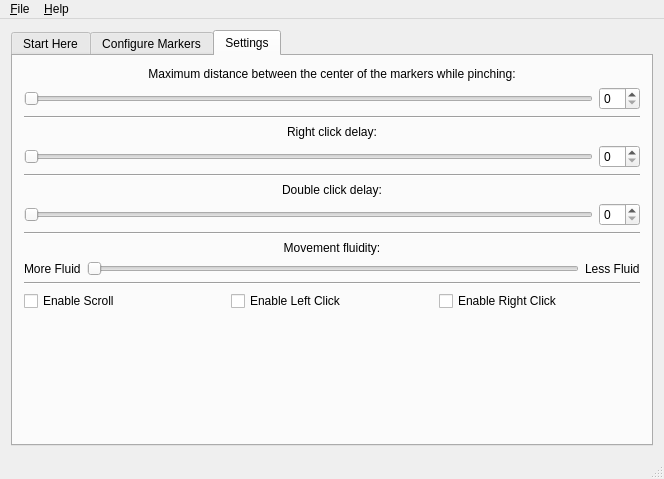
Old version of the form src/ishara.ui in the repository saikatbsk/Ishara.
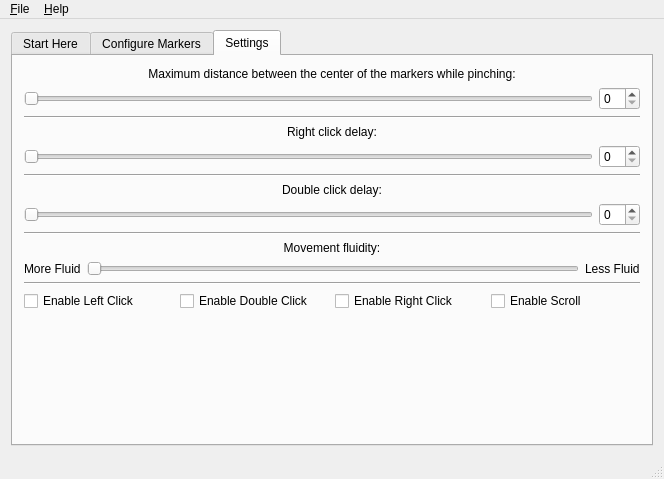
New version of the form. The open tabs and pages were chosen to show the change. Icons and pictures are not drawn.

Diff of the .ui file:
```diff
--- a/src/ishara.ui
+++ b/src/ishara.ui
@@ -691,7 +691,7 @@
         </item>
         <item row="8" column="0">
          <layout class="QGridLayout" name="gridLayout_16">
-          <item row="0" column="2">
+          <item row="0" column="3">
            <widget class="QCheckBox" name="chkEnableRightClick">
             <property name="text">
              <string>Enable Right Click</string>
@@ -705,13 +705,20 @@
             </property>
            </widget>
           </item>
-          <item row="0" column="0">
+          <item row="0" column="4">
            <widget class="QCheckBox" name="chkEnableScroll">
             <property name="text">
              <string>Enable Scroll</string>
             </property>
            </widget>
           </item>
+          <item row="0" column="2">
+           <widget class="QCheckBox" name="chkEnableDoubleClick">
+            <property name="text">
+             <string>Enable Double Click</string>
+            </property>
+           </widget>
+          </item>
          </layout>
         </item>
         <item row="0" column="0">
```
Left out of the diff: 1 changed line with no effect on the pictures.
